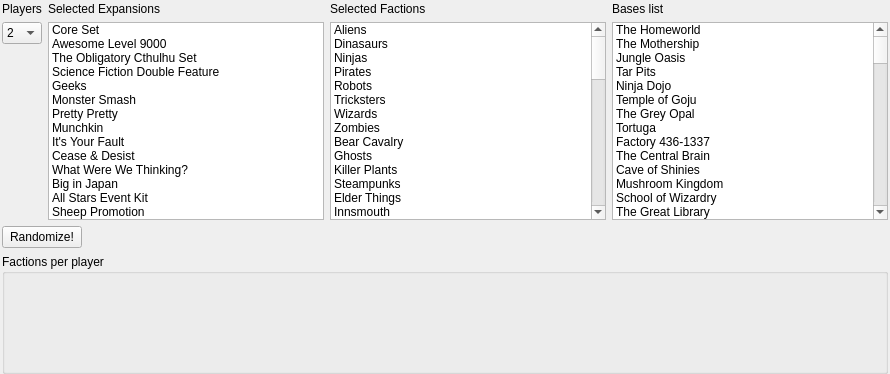
The window that mainwindow.ui (yvvan/SmashUpRaceSelection) describes before a commit, drawn with Qt 5.
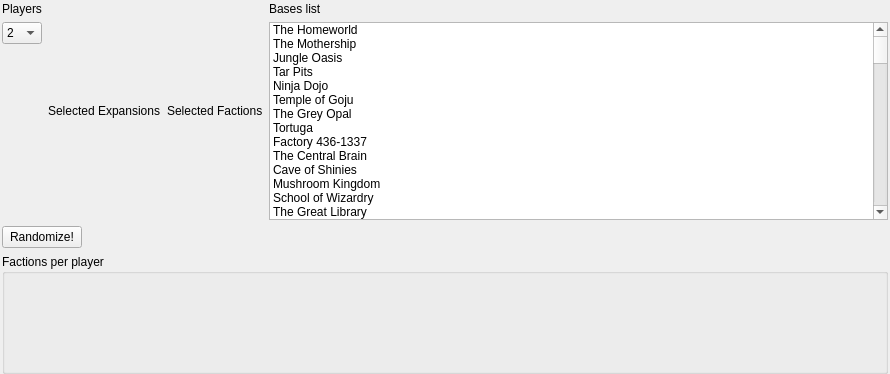
The same window after the commit.

Patch:
```diff
--- a/mainwindow.ui
+++ b/mainwindow.ui
@@ -101,83 +101,6 @@
           </property>
          </widget>
         </item>
-        <item>
-         <widget class="QListWidget" name="listWidget">
-          <property name="horizontalScrollBarPolicy">
-           <enum>Qt::ScrollBarAlwaysOff</enum>
-          </property>
-          <item>
-           <property name="text">
-            <string>Core Set</string>
-           </property>
-          </item>
-          <item>
-           <property name="text">
-            <string>Awesome Level 9000</string>
-           </property>
-          </item>
-          <item>
-           <property name="text">
-            <string>The Obligatory Cthulhu Set</string>
-           </property>
-          </item>
-          <item>
-           <property name="text">
-            <string>Science Fiction Double Feature</string>
-           </property>
-          </item>
-          <item>
-           <property name="text">
-            <string>Geeks</string>
-           </property>
-          </item>
-          <item>
-           <property name="text">
-            <string>Monster Smash</string>
-           </property>
-          </item>
-          <item>
-           <property name="text">
-            <string>Pretty Pretty</string>
-           </property>
-          </item>
-          <item>
-           <property name="text">
-            <string>Munchkin</string>
-           </property>
-          </item>
-          <item>
-           <property name="text">
-            <string>It's Your Fault</string>
-           </property>
-          </item>
-          <item>
-           <property name="text">
-            <string>Cease &amp; Desist</string>
-           </property>
-          </item>
-          <item>
-           <property name="text">
-            <string>What Were We Thinking?</string>
-           </property>
-          </item>
-          <item>
-           <property name="text">
-            <string>Big in Japan</string>
-           </property>
-          </item>
-          <item>
-           <property name="text">
-            <string>All Stars Event Kit</string>
-           </property>
-          </item>
-          <item>
-           <property name="text">
-            <string>Sheep Promotion</string>
-           </property>
-          </item>
-         </widget>
-        </item>
        </layout>
       </item>
       <item>
@@ -189,293 +112,6 @@
           </property>
          </widget>
         </item>
-        <item>
-         <widget class="QListWidget" name="listWidget_2">
-          <property name="horizontalScrollBarPolicy">
-           <enum>Qt::ScrollBarAlwaysOff</enum>
-          </property>
-          <item>
-           <property name="text">
-            <string>Aliens</string>
-           </property>
-          </item>
-          <item>
-           <property name="text">
-            <string>Dinasaurs</string>
-           </property>
-          </item>
-          <item>
-           <property name="text">
-            <string>Ninjas</string>
-           </property>
-          </item>
-          <item>
-           <property name="text">
-            <string>Pirates</string>
-           </property>
-          </item>
-          <item>
-           <property name="text">
-            <string>Robots</string>
-           </property>
-          </item>
-          <item>
-           <property name="text">
-            <string>Tricksters</string>
-           </property>
-          </item>
-          <item>
-           <property name="text">
-            <string>Wizards</string>
-           </property>
-          </item>
-          <item>
-           <property name="text">
-            <string>Zombies</string>
-           </property>
-          </item>
-          <item>
-           <property name="text">
-            <string>Bear Cavalry</string>
-           </property>
-          </item>
-          <item>
-           <property name="text">
-            <string>Ghosts</string>
-           </property>
-          </item>
-          <item>
-           <property name="text">
-            <string>Killer Plants</string>
-           </property>
-          </item>
-          <item>
-           <property name="text">
-            <string>Steampunks</string>
-           </property>
-          </item>
-          <item>
-           <property name="text">
-            <string>Elder Things</string>
-           </property>
-          </item>
-          <item>
-           <property name="text">
-            <string>Innsmouth</string>
-           </property>
-          </item>
-          <item>
-           <property name="text">
-            <string>Minions of Cthulhu</string>
-           </property>
-          </item>
-          <item>
-           <property name="text">
-            <string>Miskatonic University</string>
-           </property>
-          </item>
-          <item>
-           <property name="text">
-            <string>Cyborg Apes</string>
-           </property>
-          </item>
-          <item>
-           <property name="text">
-            <string>Shapeshifters</string>
-           </property>
-          </item>
-          <item>
-           <property name="text">
-            <string>Super Spies</string>
-           </property>
-          </item>
-          <item>
-           <property name="text">
-            <string>Time Travelers</string>
-           </property>
-          </item>
-          <item>
-           <property name="text">
-            <string>Geeks</string>
-           </property>
-          </item>
-          <item>
-           <property name="text">
-            <string>Giant Ants</string>
-           </property>
-          </item>
-          <item>
-           <property name="text">
-            <string>Mad Scientists</string>
-           </property>
-          </item>
-          <item>
-           <property name="text">
-            <string>Vampires</string>
-           </property>
-          </item>
-          <item>
-           <property name="text">
-            <string>Werewolves</string>
-           </property>
-          </item>
-          <item>
-           <property name="text">
-            <string>Fairies</string>
-           </property>
-          </item>
-          <item>
-           <property name="text">
-            <string>Kitty Cats</string>
-           </property>
-          </item>
-          <item>
-           <property name="text">
-            <string>Mythic Horses</string>
-           </property>
-          </item>
-          <item>
-           <property name="text">
-            <string>Princesses</string>
-           </property>
-          </item>
-          <item>
-           <property name="text">
-            <string>Clerics</string>
-           </property>
-          </item>
-          <item>
-           <property name="text">
-            <string>Dwarves</string>
-           </property>
-          </item>
-          <item>
-           <property name="text">
-            <string>Elves</string>
-           </property>
-          </item>
-          <item>
-           <property name="text">
-            <string>Halflings</string>
-           </property>
-          </item>
-          <item>
-           <property name="text">
-            <string>Mages</string>
-           </property>
-          </item>
-          <item>
-           <property name="text">
-            <string>Orcs</string>
-           </property>
-          </item>
-          <item>
-           <property name="text">
-            <string>Thieves</string>
-           </property>
-          </item>
-          <item>
-           <property name="text">
-            <string>Warriors</string>
-           </property>
-          </item>
-          <item>
-           <property name="text">
-            <string>Dragons</string>
-           </property>
-          </item>
-          <item>
-           <property name="text">
-            <string>Mythic Greeks</string>
-           </property>
-          </item>
-          <item>
-           <property name="text">
-            <string>Sharks</string>
-           </property>
-          </item>
-          <item>
-           <property name="text">
-            <string>Superheroes</string>
-           </property>
-          </item>
-          <item>
-           <property name="text">
-            <string>Tornadoes</string>
-           </property>
-          </item>
-          <item>
-           <property name="text">
-            <string>Astroknightes</string>
-           </property>
-          </item>
-          <item>
-           <property name="text">
-            <string>Changerbots</string>
-           </property>
-          </item>
-          <item>
-           <property name="text">
-            <string>Ignobles</string>
-           </property>
-          </item>
-          <item>
-           <property name="text">
-            <string>Star Roamers</string>
-           </property>
-          </item>
-          <item>
-           <property name="text">
-            <string>Explorers</string>
-           </property>
-          </item>
-          <item>
-           <property name="text">
-            <string>Grannies</string>
-           </property>
-          </item>
-          <item>
-           <property name="text">
-            <string>Rock Stars</string>
-           </property>
-          </item>
-          <item>
-           <property name="text">
-            <string>Teddy Bears</string>
-           </property>
-          </item>
-          <item>
-           <property name="text">
-            <string>Itty Critters</string>
-           </property>
-          </item>
-          <item>
-           <property name="text">
-            <string>Kaiju</string>
-           </property>
-          </item>
-          <item>
-           <property name="text">
-            <string>Magical Girls</string>
-           </property>
-          </item>
-          <item>
-           <property name="text">
-            <string>Mega Troopers</string>
-           </property>
-          </item>
-          <item>
-           <property name="text">
-            <string>Smash Up All Stars</string>
-           </property>
-          </item>
-          <item>
-           <property name="text">
-            <string>Sheep</string>
-           </property>
-          </item>
-         </widget>
-        </item>
        </layout>
       </item>
       <item>
```
Left out of the diff: 6 changed lines with no effect on the pictures.
